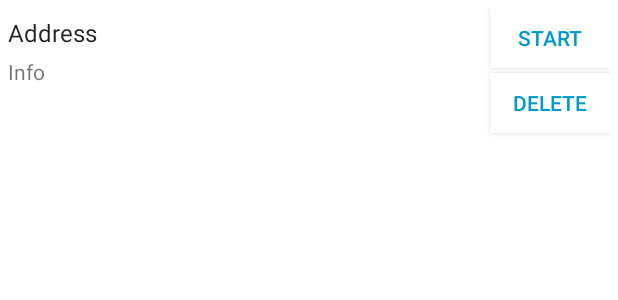
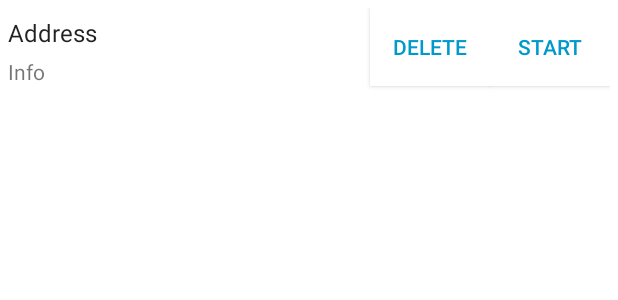
Before and after one commit to mirandasaari1/RendeVu, an Android app: the layout listview_planned_dates_edit_delete.xml on its own in the app's theme, with its tools: preview values and no code run, on a phone screen of 412 x 824 dp. Shown: the top 300 px of the screen. Run offline under Robolectric (Android 15) with nearby library versions, the phone set to English and light mode, and no system bars.

Commit message:
changed layout

```diff
--- a/RendeVu/app/src/main/res/layout/listview_planned_dates_edit_delete.xml
+++ b/RendeVu/app/src/main/res/layout/listview_planned_dates_edit_delete.xml
@@ -26,20 +26,21 @@
         android:focusable="false"
         android:focusableInTouchMode="false"
         android:text="Start"
-        android:textColor="#0099CC" />
+        android:textColor="#0099CC"
+        android:layout_alignBottom="@+id/delete_btn" />
 
     <Button
         android:id="@+id/delete_btn"
         android:layout_width="80dp"
         android:layout_height="40dp"
-        android:layout_alignParentRight="true"
-        android:layout_below="@+id/start_btn"
-        android:layout_marginTop="3dp"
         android:background="#FFFFFF"
         android:focusable="false"
         android:focusableInTouchMode="false"
         android:text="Delete"
-        android:textColor="#0099CC" />
+        android:textColor="#0099CC"
+        android:layout_alignParentTop="true"
+        android:layout_toStartOf="@+id/start_btn"
+        android:layout_alignBottom="@+id/info" />
 
     <TextView
         android:id="@+id/info"
```
